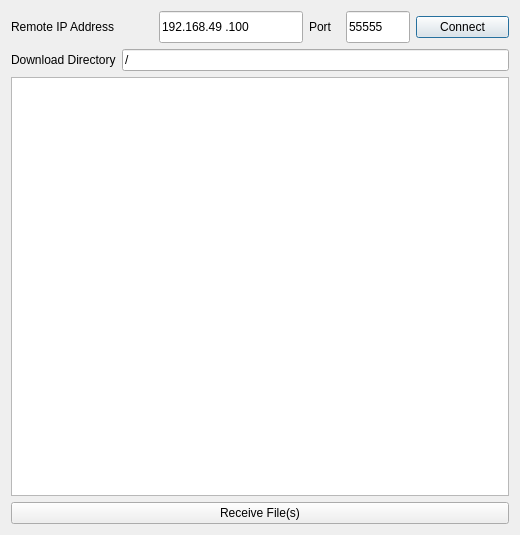
Above: dialog.ui from kokay/FileTransferDeskTop before the change. Below: the same form after it.
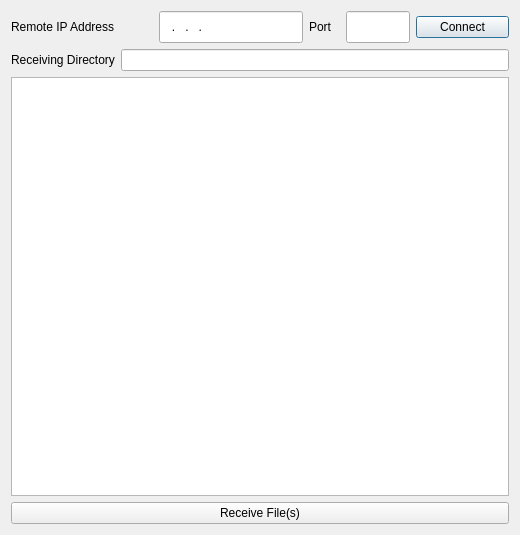
That is the form after the change.

```diff
--- a/dialog.ui
+++ b/dialog.ui
@@ -75,7 +75,7 @@
             <string>000.000.000.000</string>
            </property>
            <property name="text">
-            <string>192.168.49.100</string>
+            <string>...</string>
            </property>
            <property name="echoMode">
             <enum>QLineEdit::Normal</enum>
@@ -129,7 +129,7 @@
             <string>00000</string>
            </property>
            <property name="text">
-            <string>55555</string>
+            <string/>
            </property>
           </widget>
          </item>
@@ -149,14 +149,14 @@
        <item>
         <widget class="QLabel" name="label_3">
          <property name="text">
-          <string>Download Directory</string>
+          <string>Receiving Directory</string>
          </property>
         </widget>
        </item>
        <item>
         <widget class="QLineEdit" name="lineEdit_3">
          <property name="text">
-          <string>/</string>
+          <string/>
          </property>
         </widget>
        </item>
```
Left out of the diff: 17 changed lines with no effect on the pictures.
